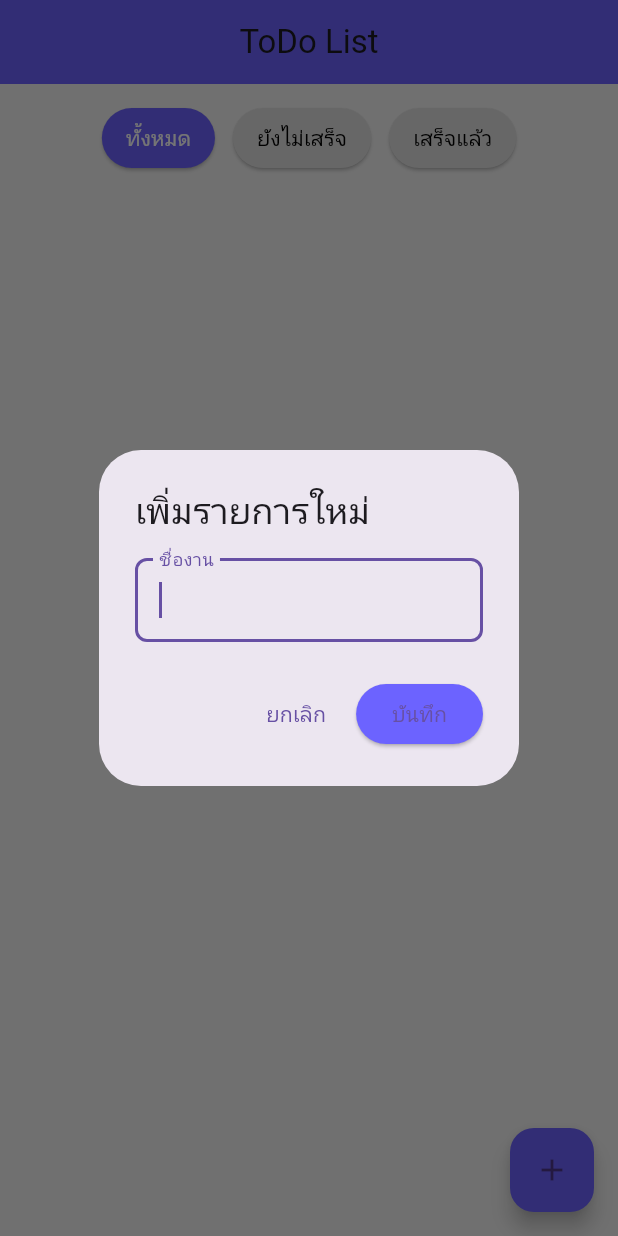
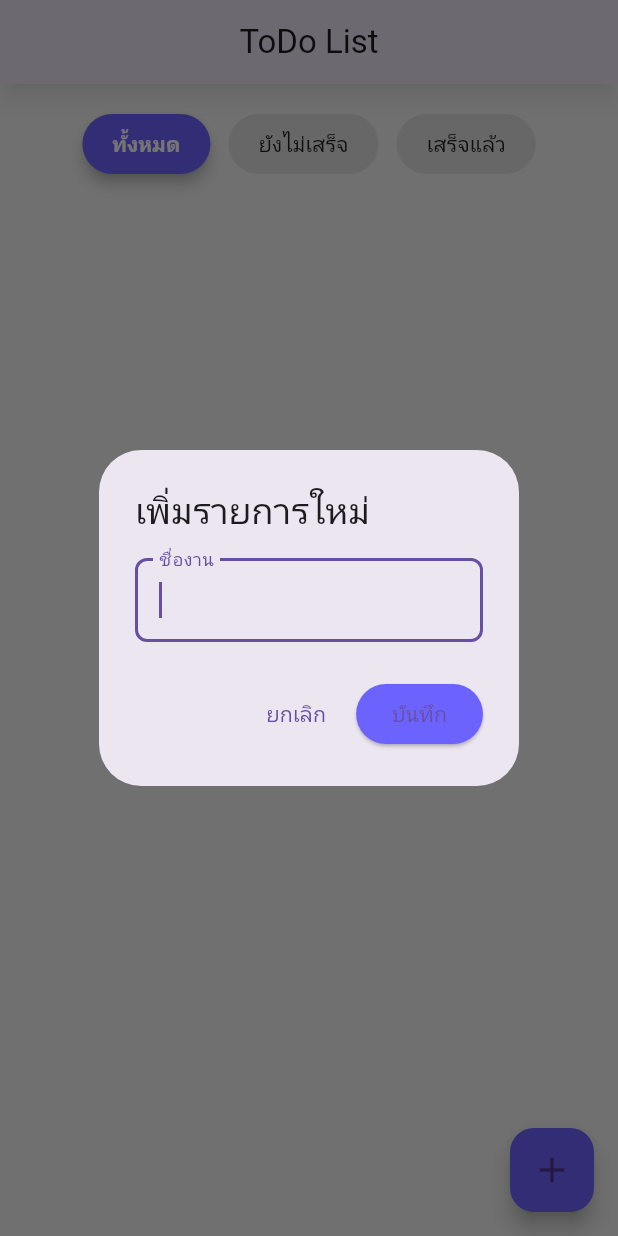
Before and after one commit to Ratcha124/Flutter_todo_list, a Flutter app: the HomeScreen screen opened directly, after a tap on the "add" icon, on a phone screen of 412 x 824 dp. Run offline on Flutter 3.47's test engine with Material 3 defaults, Android fonts, the phone set to English and light mode, and no system bars; our stand-ins replace shared_preferences; accounts and stored records are empty.

Commit message:
update_1

```diff
--- a/lib/screens/home_screen.dart
+++ b/lib/screens/home_screen.dart
@@ -1,5 +1,9 @@
+import 'dart:convert';
+
 import 'package:flutter/material.dart';
+import 'package:shared_preferences/shared_preferences.dart';
 import 'package:uuid/uuid.dart';
+
 import '../models/todo_model.dart';
 import '../widgets/todo_item.dart';
 import '../widgets/todo_form.dart';
@@ -8,7 +12,8 @@ import '../utils/constants.dart';
 enum FilterStatus { all, done, notDone }
 
 class HomeScreen extends StatefulWidget {
-  final VoidCallback? onLogout;
+  final VoidCallback? onLogout; // ถ้าต้องการใช้ปุ่ม logout
+
   const HomeScreen({Key? key, this.onLogout}) : super(key: key);
 
   @override
@@ -18,14 +23,39 @@ class HomeScreen extends StatefulWidget {
 class _HomeScreenState extends State<HomeScreen> {
   final List<Todo> _todos = [];
   FilterStatus _filterStatus = FilterStatus.all;
-  final uuid = const Uuid();
+  final Uuid _uuid = const Uuid();
+
+  @override
+  void initState() {
+    super.initState();
+    _loadTodos();
+  }
+
+  Future<void> _loadTodos() async {
+    final prefs = await SharedPreferences.getInstance();
+    final String? todosString = prefs.getString('todos');
+    if (todosString != null) {
+      final List<dynamic> decoded = json.decode(todosString);
+      setState(() {
+        _todos.clear();
+        _todos.addAll(decoded.map((item) => Todo.fromMap(item)));
+      });
+    }
+  }
+
+  Future<void> _saveTodos() async {
+    final prefs = await SharedPreferences.getInstance();
+    final String encodedData =
+        json.encode(_todos.map((t) => t.toMap()).toList());
+    await prefs.setString('todos', encodedData);
+  }
 
   List<Todo> get filteredTodos {
     switch (_filterStatus) {
       case FilterStatus.done:
-        return _todos.where((t) => t.isDone).toList();
+        return _todos.where((todo) => todo.isDone).toList();
       case FilterStatus.notDone:
-        return _todos.where((t) => !t.isDone).toList();
+        return _todos.where((todo) => !todo.isDone).toList();
       case FilterStatus.all:
       default:
         return _todos;
@@ -34,8 +64,9 @@ class _HomeScreenState extends State<HomeScreen> {
 
   void _addTodo(String title) {
     setState(() {
-      _todos.add(Todo(id: uuid.v4(), title: title));
+      _todos.add(Todo(id: _uuid.v4(), title: title));
     });
+    _saveTodos();
   }
 
   void _toggleDone(Todo todo) {
@@ -45,12 +76,14 @@ class _HomeScreenState extends State<HomeScreen> {
         _todos[index].isDone = !_todos[index].isDone;
       }
     });
+    _saveTodos();
   }
 
   void _deleteTodo(Todo todo) {
     setState(() {
       _todos.removeWhere((t) => t.id == todo.id);
     });
+    _saveTodos();
   }
 
   void _editTodo(Todo todo, String newTitle) {
@@ -60,6 +93,7 @@ class _HomeScreenState extends State<HomeScreen> {
         _todos[index].title = newTitle;
       }
     });
+    _saveTodos();
   }
 
   void _showAddForm() {
@@ -80,16 +114,21 @@ class _HomeScreenState extends State<HomeScreen> {
   }
 
   Widget _buildFilterButton(FilterStatus status, String label) {
-    final isSelected = _filterStatus == status;
+    final bool isSelected = _filterStatus == status;
     return ElevatedButton(
       onPressed: () => setState(() => _filterStatus = status),
       style: ElevatedButton.styleFrom(
         backgroundColor: isSelected ? primaryColor : Colors.grey[300],
-        foregroundColor: isSelected ? Colors.white : Colors.black,
+        foregroundColor: isSelected ? Colors.white : Colors.black87,
         shape: RoundedRectangleBorder(borderRadius: BorderRadius.circular(20)),
-        padding: const EdgeInsets.symmetric(horizontal: 16),
+        padding: const EdgeInsets.symmetric(horizontal: 20, vertical: 10),
+        elevation: isSelected ? 4 : 0,
       ),
-      child: Text(label),
+      child: Text(
+        label,
+        style: TextStyle(
+            fontWeight: isSelected ? FontWeight.bold : FontWeight.normal),
+      ),
     );
   }
 
@@ -98,9 +137,7 @@ class _HomeScreenState extends State<HomeScreen> {
     return Scaffold(
       backgroundColor: backgroundColor,
       appBar: AppBar(
-        backgroundColor: primaryColor,
         title: const Text('ToDo List'),
-        centerTitle: true,
         actions: [
           if (widget.onLogout != null)
             IconButton(
@@ -109,33 +146,43 @@ class _HomeScreenState extends State<HomeScreen> {
               tooltip: 'Logout',
             ),
         ],
+        centerTitle: true,
+        elevation: 6,
+        shadowColor: Colors.black38,
       ),
       body: Column(
         children: [
-          const SizedBox(height: 12),
+          const SizedBox(height: 16),
           Row(
             mainAxisAlignment: MainAxisAlignment.center,
             children: [
               _buildFilterButton(FilterStatus.all, 'ทั้งหมด'),
-              const SizedBox(width: 12), // เพิ่มช่องว่างกว่านิดหน่อยให้สบายตา
+              const SizedBox(width: 12),
               _buildFilterButton(FilterStatus.notDone, 'ยังไม่เสร็จ'),
               const SizedBox(width: 12),
               _buildFilterButton(FilterStatus.done, 'เสร็จแล้ว'),
             ],
           ),
-          const SizedBox(height: 12),
+          const SizedBox(height: 16),
           Expanded(
             child: filteredTodos.isEmpty
-                ? const Center(
-                    child: Text('ไม่มีรายการ', style: TextStyle(fontSize: 18)))
+                ? Center(
+                    child: Text(
+                      'ไม่มีรายการ',
+                      style: TextStyle(fontSize: 18, color: Colors.grey[600]),
+                    ),
+                  )
                 : ListView.builder(
                     itemCount: filteredTodos.length,
-                    itemBuilder: (ctx, i) => TodoItem(
-                      todo: filteredTodos[i],
-                      onToggleDone: _toggleDone,
-                      onDelete: _deleteTodo,
-                      onEdit: _showEditForm,
-                    ),
+                    itemBuilder: (context, index) {
+                      final todo = filteredTodos[index];
+                      return TodoItem(
+                        todo: todo,
+                        onToggleDone: _toggleDone,
+                        onDelete: _deleteTodo,
+                        onEdit: _showEditForm,
+                      );
+                    },
                   ),
           ),
         ],
@@ -143,7 +190,9 @@ class _HomeScreenState extends State<HomeScreen> {
       floatingActionButton: FloatingActionButton(
         onPressed: _showAddForm,
         backgroundColor: primaryColor,
-        child: const Icon(Icons.add),
+        child: const Icon(Icons.add, size: 28),
+        elevation: 6,
+        tooltip: 'เพิ่มรายการใหม่',
       ),
     );
   }
```
Also changed, not shown: lib/models/todo_model.dart (+7 -7 lines).
